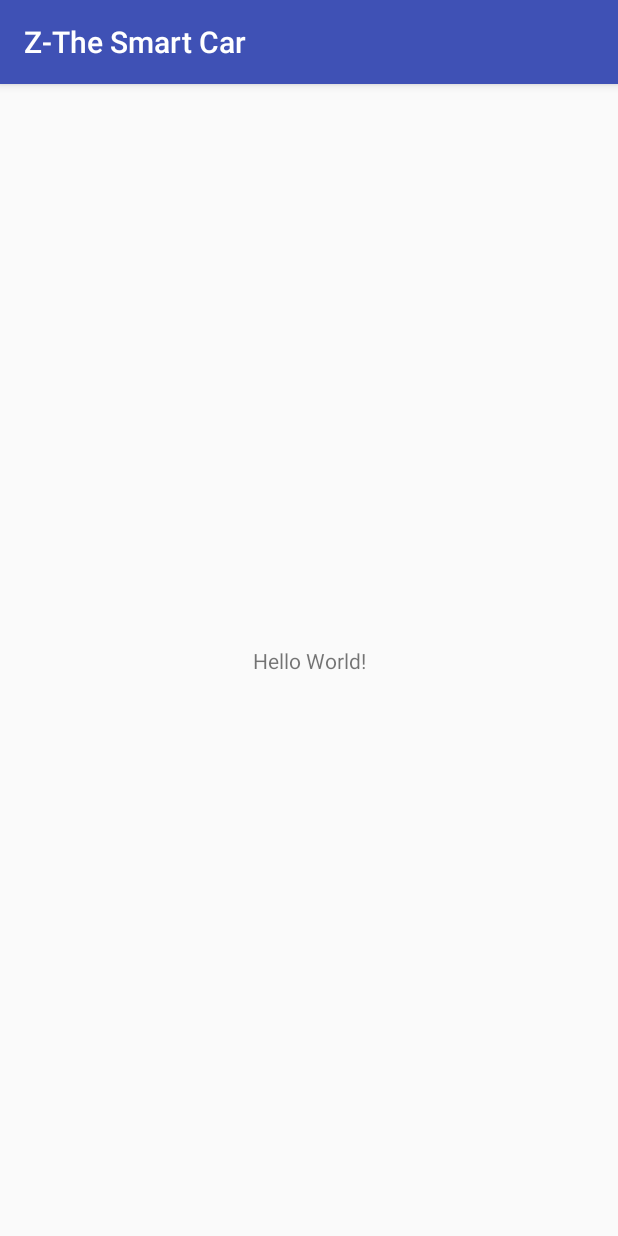
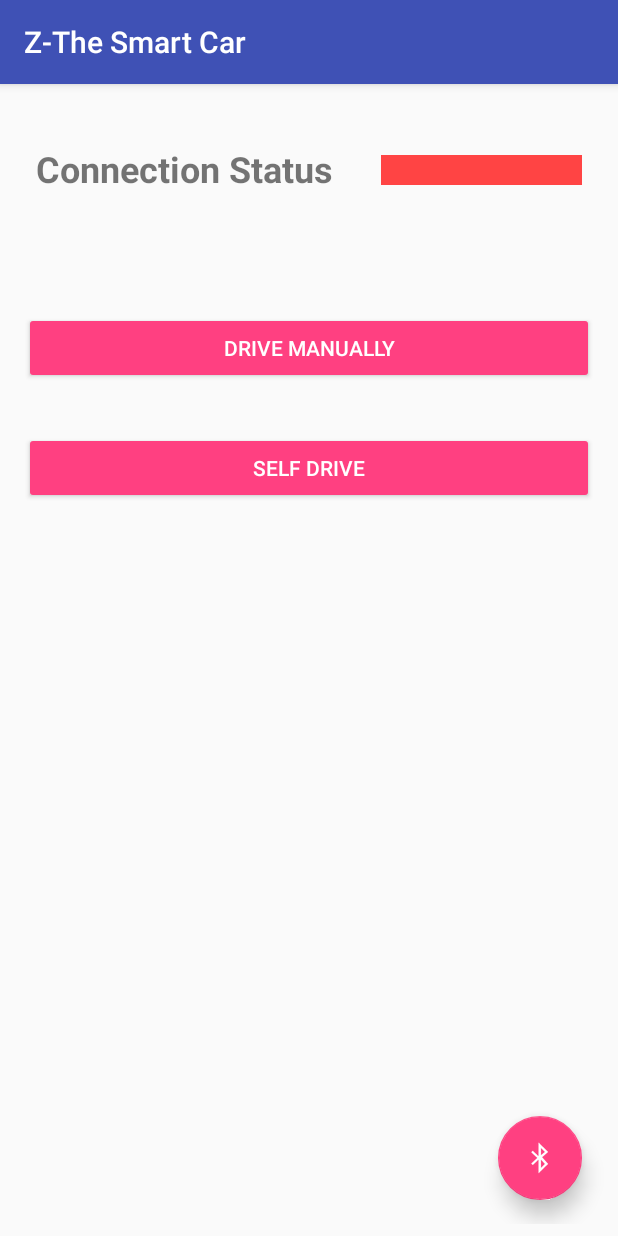
Before and after one commit to BassamAMansour/Z-TheSmartCar, an Android app: the screen it shows after launch (MainActivity), on a phone screen of 412 x 824 dp. Run offline under Robolectric (Android 15) with nearby library versions, the phone set to English and light mode, and no system bars.

Commit message:
Modified activities

```diff
--- a/app/build.gradle
+++ b/app/build.gradle
@@ -27,4 +27,5 @@ dependencies {
     compile 'com.android.support:appcompat-v7:25.3.1'
     compile 'com.android.support.constraint:constraint-layout:1.0.2'
     testCompile 'junit:junit:4.12'
+    compile 'com.android.support:design:25.3.1'
 }
--- a/app/src/main/AndroidManifest.xml
+++ b/app/src/main/AndroidManifest.xml
@@ -16,6 +16,12 @@
                 <category android:name="android.intent.category.LAUNCHER" />
             </intent-filter>
         </activity>
+        <activity
+            android:name=".views.ManualDrivingActivity"
+            android:label="Manual Driving Mode"></activity>
+        <activity
+            android:name=".views.SelfDrivingActivity"
+            android:label="Self Driving Mode"></activity>
     </application>
 
 </manifest>
--- a/app/src/main/java/com/csed2020/z_thesmartcar/controllers/ManualDrivingController.java
+++ b/app/src/main/java/com/csed2020/z_thesmartcar/controllers/ManualDrivingController.java
@@ -5,9 +5,9 @@ package com.csed2020.z_thesmartcar.controllers;
  */
 
 public interface ManualDrivingController {
-    void moveForward();
-    void moveBackward();
+    void moveForward(float powerPercentage);
+
+    void moveBackward(float powerPercentage);
     void steerRight();
     void steerLeft();
-    void setPower(float powerLevel);
 }
--- a/app/src/main/java/com/csed2020/z_thesmartcar/views/MainActivity.java
+++ b/app/src/main/java/com/csed2020/z_thesmartcar/views/MainActivity.java
@@ -1,15 +1,67 @@
 package com.csed2020.z_thesmartcar.views;
 
+import android.content.Intent;
+import android.os.Bundle;
 import android.support.v7.app.AppCompatActivity;
-import android.os.Bundle;
+import android.view.View;
+import android.widget.Button;
 
 import com.csed2020.z_thesmartcar.R;
 
-public class MainActivity extends AppCompatActivity {
+public class MainActivity extends AppCompatActivity implements ManualDrivingView {
 
     @Override
     protected void onCreate(Bundle savedInstanceState) {
         super.onCreate(savedInstanceState);
         setContentView(R.layout.activity_main);
+
+        initializeViews();
+    }
+
+    private void initializeViews() {
+        initializeStartManualDrivingButton();
+        initializeSelfDrivingButton();
+        initializeConnectionFAB();
+        initializeConnectionStatusImageView();
+    }
+
+    private void initializeConnectionStatusImageView() {
+
+    }
+
+    private void initializeConnectionFAB() {
+
+    }
+
+    private void initializeSelfDrivingButton() {
+        final Button startSelfDrivingButton = (Button) findViewById(R.id.selfDriveButton);
+        startSelfDrivingButton.setOnClickListener(new View.OnClickListener() {
+            @Override
+            public void onClick(View v) {
+                //TODO: A connectivity check before launching
+                launchSelfDrivingActivity();
+            }
+        });
+    }
+
+    private void initializeStartManualDrivingButton() {
+        final Button startManualDrivingButton = (Button) findViewById(R.id.manualDriveButton);
+        startManualDrivingButton.setOnClickListener(new View.OnClickListener() {
+            @Override
+            public void onClick(View v) {
+                //TODO: A connectivity check before launching
+                launchManualDrivingActivity();
+            }
+        });
+    }
+
+    private void launchManualDrivingActivity() {
+        Intent manualDrivingActivityIntent = new Intent(MainActivity.this, ManualDrivingActivity.class);
+        startActivity(manualDrivingActivityIntent);
+    }
+
+    private void launchSelfDrivingActivity() {
+        Intent selfDrivingActivityIntent = new Intent(MainActivity.this, SelfDrivingActivity.class);
+        startActivity(selfDrivingActivityIntent);
     }
 }
--- /dev/null
+++ b/app/src/main/res/drawable/rectangle_filled.xml
@@ -0,0 +1,11 @@
+<?xml version="1.0" encoding="utf-8"?>
+
+<layer-list xmlns:android="http://schemas.android.com/apk/res/android">
+    <shape android:shape="rectangle">
+        <solid android:color="@android:color/holo_red_light" />
+        <corners android:radius="8dp" />
+        <size
+            android:width="0dp"
+            android:height="20dp" />
+    </shape>
+</layer-list>
--- a/app/src/main/res/layout/activity_main.xml
+++ b/app/src/main/res/layout/activity_main.xml
@@ -4,15 +4,77 @@
     xmlns:tools="http://schemas.android.com/tools"
     android:layout_width="match_parent"
     android:layout_height="match_parent"
+    android:layout_margin="8dp"
     tools:context="com.csed2020.z_thesmartcar.views.MainActivity">
 
-    <TextView
+    <android.support.design.widget.FloatingActionButton
+        android:id="@+id/deviceSearchFAB"
         android:layout_width="wrap_content"
         android:layout_height="wrap_content"
-        android:text="Hello World!"
+        android:layout_marginBottom="16dp"
+        android:layout_marginEnd="16dp"
+        android:layout_marginRight="16dp"
+        android:clickable="true"
+        app:elevation="8dp"
         app:layout_constraintBottom_toBottomOf="parent"
+        app:layout_constraintRight_toRightOf="parent"
+        app:srcCompat="@android:drawable/stat_sys_data_bluetooth" />
+
+    <Button
+        android:id="@+id/manualDriveButton"
+        style="@style/Widget.AppCompat.Button.Colored"
+        android:layout_width="0dp"
+        android:layout_height="wrap_content"
+        android:layout_marginLeft="8dp"
+        android:layout_marginRight="8dp"
+        android:layout_marginTop="144dp"
+        android:text="Drive Manually"
+        app:layout_constraintHorizontal_bias="0.52"
         app:layout_constraintLeft_toLeftOf="parent"
         app:layout_constraintRight_toRightOf="parent"
         app:layout_constraintTop_toTopOf="parent" />
 
+    <Button
+        android:id="@+id/selfDriveButton"
+        style="@style/Widget.AppCompat.Button.Colored"
+        android:layout_width="0dp"
+        android:layout_height="wrap_content"
+        android:layout_marginLeft="0dp"
+        android:layout_marginRight="0dp"
+        android:layout_marginTop="32dp"
+        android:text="Self Drive"
+        app:layout_constraintHorizontal_bias="0.0"
+        app:layout_constraintLeft_toLeftOf="@+id/manualDriveButton"
+        app:layout_constraintRight_toRightOf="@+id/manualDriveButton"
+        app:layout_constraintTop_toBottomOf="@+id/manualDriveButton" />
+
+    <ImageView
+        android:id="@+id/imageView"
+        android:layout_width="0dp"
+        android:layout_height="20dp"
+        android:layout_marginBottom="0dp"
+        android:layout_marginLeft="32dp"
+        android:layout_marginRight="16dp"
+        android:layout_marginTop="0dp"
+        android:background="@android:color/holo_red_light"
+        app:layout_constraintBottom_toBottomOf="@+id/labelConnectonStatus"
+        app:layout_constraintHorizontal_bias="0.0"
+        app:layout_constraintLeft_toRightOf="@+id/labelConnectonStatus"
+        app:layout_constraintRight_toRightOf="parent"
+        app:layout_constraintTop_toTopOf="@+id/labelConnectonStatus"
+        app:layout_constraintVertical_bias="0.555"
+        app:srcCompat="@drawable/rectangle_filled" />
+
+    <TextView
+        android:id="@+id/labelConnectonStatus"
+        android:layout_width="wrap_content"
+        android:layout_height="wrap_content"
+        android:layout_marginLeft="16dp"
+        android:layout_marginTop="32dp"
+        android:text="Connection Status"
+        android:textSize="24sp"
+        android:textStyle="bold"
+        app:layout_constraintLeft_toLeftOf="parent"
+        app:layout_constraintTop_toTopOf="parent" />
+
 </android.support.constraint.ConstraintLayout>
```
Also changed, not shown: app/src/main/java/com/csed2020/z_thesmartcar/views/ManualDrivingActivity.java (added, +15 -0 lines), app/src/main/java/com/csed2020/z_thesmartcar/views/SelfDrivingActivity.java (added, +15 -0 lines), app/src/main/res/layout/activity_auto_driving.xml (added, +8 -0 lines), app/src/main/res/layout/activity_manual_driving.xml (added, +85 -0 lines).
